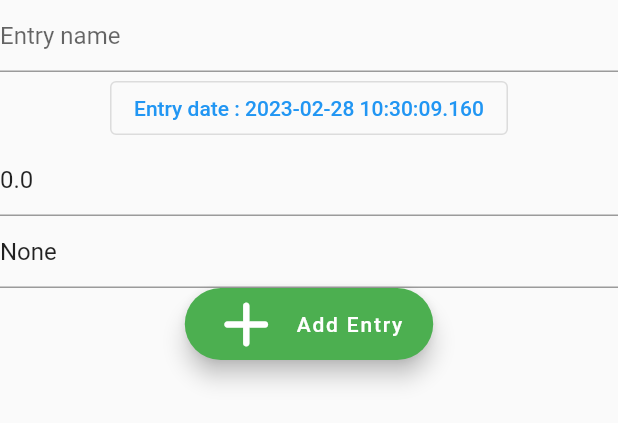
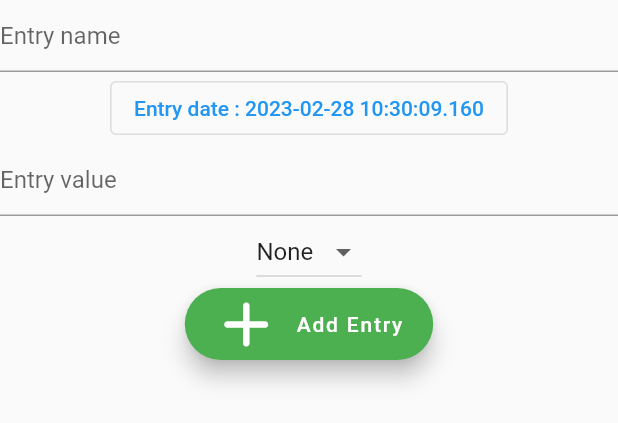
Before and after one commit to Monedit/monedit_app, a Flutter app: the EntryAdderWidget widget shown alone on an empty page, opened directly, on a phone screen of 412 x 824 dp. Shown: the top 423 px of the screen. Run offline on Flutter 3.47's test engine with Material 2 defaults, Android fonts, the phone set to English and light mode, and no system bars; our stand-ins replace percent_indicator, shared_preferences, sqflite, tuple; accounts and stored records are empty.

Commit message:
Rudimentary Entry Adder finished

```diff
--- a/lib/Entry View/entry_adder_widget.dart
+++ b/lib/Entry View/entry_adder_widget.dart
@@ -4,6 +4,7 @@ import 'package:flutter/cupertino.dart';
 import 'package:flutter/material.dart';
 import 'package:flutter/services.dart';
 import 'package:monedit_flutter/Entry%20View/entry_adder_model.dart';
+import 'package:monedit_flutter/category_manager.dart';
 
 class EntryAdderWidget extends StatefulWidget {
 
@@ -94,7 +95,7 @@ class _EntryAdderWidgetState extends State<EntryAdderWidget>{
           inputFormatters: [
             FilteringTextInputFormatter.allow(RegExp(r'^\d+\.?\d{0,2}')),
           ],
-          initialValue : model.eb.value.toString(),
+          //initialValue : model.eb.value.toString(),
           validator: (String? value) {
             if (value == null || value.isEmpty) {
               return 'Please enter some text';
@@ -102,21 +103,13 @@ class _EntryAdderWidgetState extends State<EntryAdderWidget>{
             return null;
           },
         ),
-        TextFormField(
-          decoration: const InputDecoration( //DropDown selector
-            hintText: 'Entry category',
-          ),
-          initialValue : model.eb.category.toString(),
-          onChanged: (value){
-            model.categoryChange(value);
-            setState(() {});
-          },
-          validator: (String? value) {
-            if (value == null || value.isEmpty) {
-              return 'Please enter some text';
-            }
-            return null;
-          },
+        DropdownButton(
+            items: CategoryManager.nameToIconTable.keys.toList().map((str) => DropdownMenuItem(value : str, child: Text(str))).toList(), //TODO : Make the Category show logo and text
+            onChanged: (String? selected){
+              model.categoryChange(selected!);
+              setState(() {});
+            },
+            value: model.eb.category,
         ),
         FloatingActionButton.extended(
           onPressed: () async {
--- a/lib/category_manager.dart
+++ b/lib/category_manager.dart
@@ -2,9 +2,12 @@ import 'package:flutter/material.dart';
 
 class CategoryManager{
 
-  static Map<String, Icon> nameToIconTable = {
+  static Map<String, Icon?> nameToIconTable = {
+    'None' : null,
     'Food' : const Icon(Icons.fastfood_rounded),
     'House' : const Icon(Icons.house_rounded)
   };
 
+
+
 }
```
